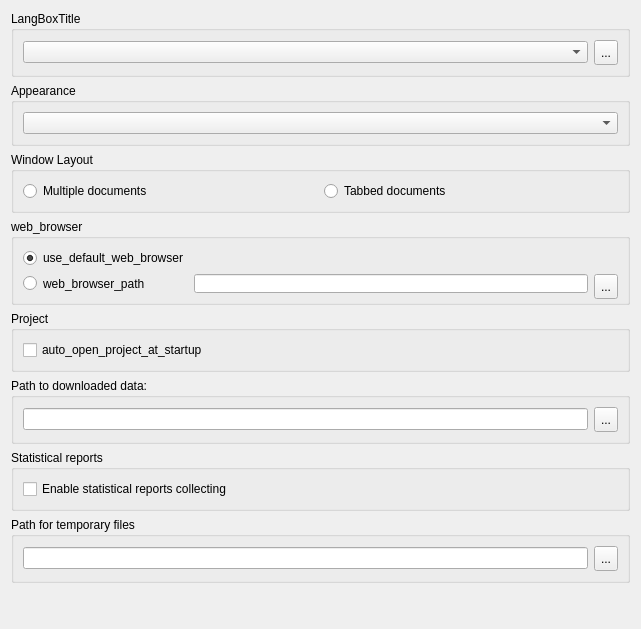
The window that src/ugeneui/src/app_settings/user_apps_settings/ui/UserApplicationsSettingsWidget.ui (dualword/ugene-qt4) describes before a commit, drawn with Qt 5.
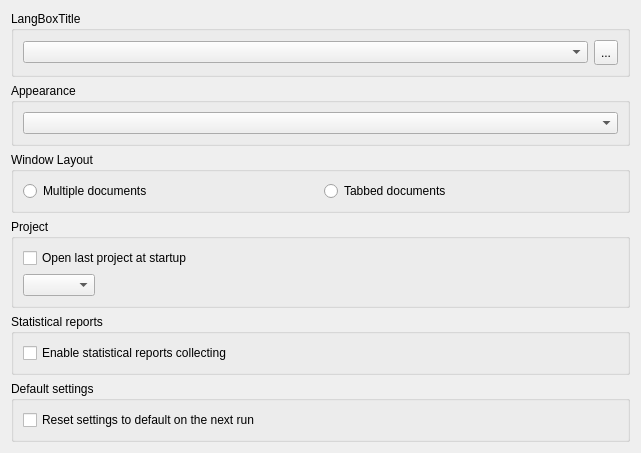
The same window after the commit.

Patch:
```diff
--- a/src/ugeneui/src/app_settings/user_apps_settings/ui/UserApplicationsSettingsWidget.ui
+++ b/src/ugeneui/src/app_settings/user_apps_settings/ui/UserApplicationsSettingsWidget.ui
@@ -7,7 +7,7 @@
     <x>0</x>
     <y>0</y>
     <width>641</width>
-    <height>629</height>
+    <height>424</height>
    </rect>
   </property>
   <property name="sizePolicy">
@@ -86,80 +86,6 @@
      </layout>
     </widget>
    </item>
-   <item>
-    <widget class="QGroupBox" name="groupBox">
-     <property name="sizePolicy">
-      <sizepolicy hsizetype="Preferred" vsizetype="Preferred">
-       <horstretch>0</horstretch>
-       <verstretch>0</verstretch>
-      </sizepolicy>
-     </property>
-     <property name="minimumSize">
-      <size>
-       <width>300</width>
-       <height>85</height>
-      </size>
-     </property>
-     <property name="title">
-      <string>web_browser</string>
-     </property>
-     <layout class="QVBoxLayout" name="verticalLayout_2">
-      <item>
-       <layout class="QGridLayout" name="gridLayout">
-        <property name="sizeConstraint">
-         <enum>QLayout::SetNoConstraint</enum>
-        </property>
-        <item row="0" column="0">
-         <widget class="QRadioButton" name="defaultWebBrowser">
-          <property name="sizePolicy">
-           <sizepolicy hsizetype="Fixed" vsizetype="Fixed">
-            <horstretch>0</horstretch>
-            <verstretch>0</verstretch>
-           </sizepolicy>
-          </property>
-          <property name="text">
-           <string>use_default_web_browser</string>
-          </property>
-          <property name="checked">
-           <bool>true</bool>
-          </property>
-         </widget>
-        </item>
-        <item row="1" column="0">
-         <widget class="QRadioButton" name="customWebBrowser">
-          <property name="text">
-           <string>web_browser_path</string>
-          </property>
-         </widget>
-        </item>
-        <item row="1" column="1">
-         <widget class="QLineEdit" name="webBrowserEdit">
-          <property name="enabled">
-           <bool>true</bool>
-          </property>
-         </widget>
-        </item>
-        <item row="1" column="2">
-         <widget class="QToolButton" name="webBrowserButton">
-          <property name="enabled">
-           <bool>true</bool>
-          </property>
-          <property name="minimumSize">
-           <size>
-            <width>24</width>
-            <height>25</height>
-           </size>
-          </property>
-          <property name="text">
-           <string>...</string>
-          </property>
-         </widget>
-        </item>
-       </layout>
-      </item>
-     </layout>
-    </widget>
-   </item>
    <item>
     <widget class="QGroupBox" name="projectBox">
      <property name="title">
@@ -169,39 +95,27 @@
       <item>
        <widget class="QCheckBox" name="autoOpenProjectBox">
         <property name="text">
-         <string>auto_open_project_at_startup</string>
+         <string>Open last project at startup</string>
         </property>
        </widget>
       </item>
-     </layout>
-    </widget>
-   </item>
-   <item>
-    <widget class="QGroupBox" name="groupBox_3">
-     <property name="title">
-      <string>Path to downloaded data:</string>
-     </property>
-     <layout class="QHBoxLayout" name="horizontalLayout_4">
       <item>
-       <layout class="QHBoxLayout" name="horizontalLayout_3">
+       <layout class="QHBoxLayout" name="horizontalLayout_11">
         <item>
-         <widget class="QLineEdit" name="downloadsDirPathEdit"/>
+         <widget class="QComboBox" name="askToSaveProject"/>
         </item>
         <item>
-         <widget class="QToolButton" name="browseDownloadDirButton">
-          <property name="minimumSize">
+         <spacer name="horizontalSpacer_2">
+          <property name="orientation">
+           <enum>Qt::Horizontal</enum>
+          </property>
+          <property name="sizeHint" stdset="0">
            <size>
-            <width>24</width>
-            <height>25</height>
+            <width>40</width>
+            <height>20</height>
            </size>
           </property>
-          <property name="toolTip">
-           <string/>
-          </property>
-          <property name="text">
-           <string>...</string>
-          </property>
-         </widget>
+         </spacer>
         </item>
        </layout>
       </item>
@@ -227,43 +141,15 @@
    <item>
     <widget class="QGroupBox" name="tmpDirGroupBox">
      <property name="title">
-      <string>Path for temporary files</string>
+      <string>Default settings</string>
      </property>
-     <layout class="QHBoxLayout" name="horizontalLayout_6">
+     <layout class="QVBoxLayout" name="verticalLayout_5">
       <item>
-       <layout class="QHBoxLayout" name="horizontalLayout_5">
-        <item>
-         <widget class="QLineEdit" name="tmpDirPathEdit"/>
-        </item>
-        <item>
-         <widget class="QToolButton" name="browseTmpDirButton">
-          <property name="enabled">
-           <bool>true</bool>
-          </property>
-          <property name="minimumSize">
-           <size>
-            <width>24</width>
-            <height>25</height>
-           </size>
-          </property>
-          <property name="maximumSize">
-           <size>
-            <width>24</width>
-            <height>16777215</height>
-           </size>
-          </property>
-          <property name="text">
-           <string>...</string>
-          </property>
-          <property name="iconSize">
-           <size>
-            <width>16</width>
-            <height>16</height>
-           </size>
-          </property>
-         </widget>
-        </item>
-       </layout>
+       <widget class="QCheckBox" name="resetSettingsBox">
+        <property name="text">
+         <string>Reset settings to default on the next run</string>
+        </property>
+       </widget>
       </item>
      </layout>
     </widget>
@@ -275,8 +161,8 @@
      </property>
      <property name="sizeHint" stdset="0">
       <size>
-       <width>20</width>
-       <height>40</height>
+       <width>0</width>
+       <height>0</height>
       </size>
      </property>
     </spacer>
```
Left out of the diff: 41 changed lines with no effect on the pictures.
